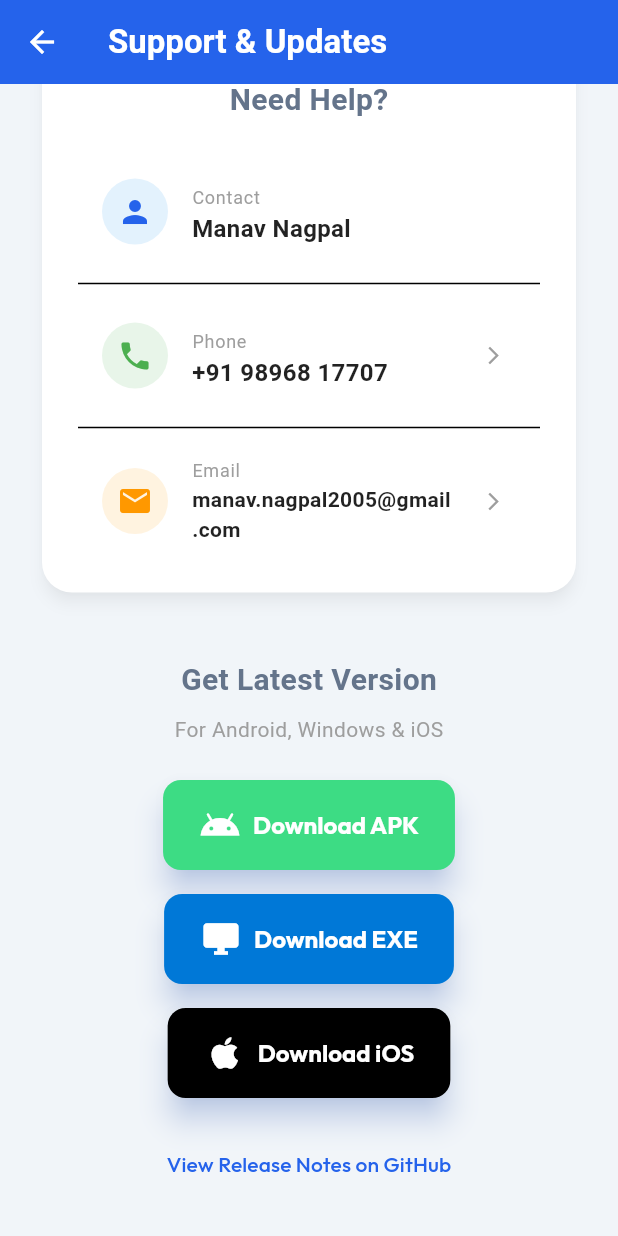
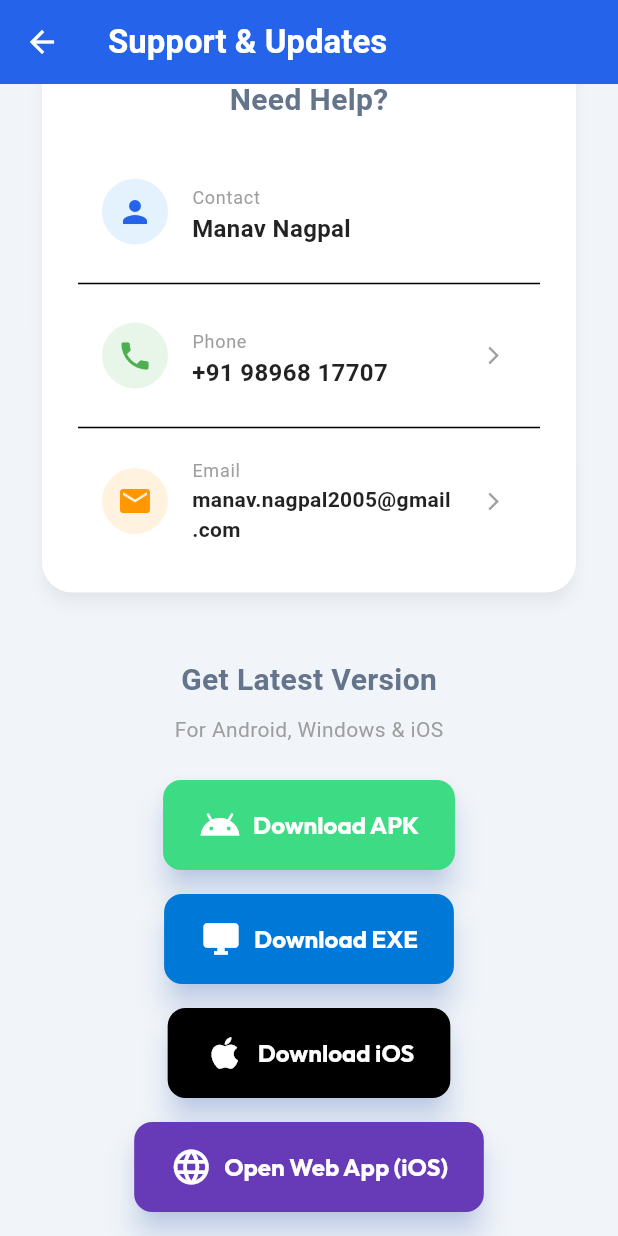
Before and after one commit to manavnagpal08/namkeen_manager, a Flutter app: the SupportScreen screen opened directly, scrolled down 330 dp, on a phone screen of 412 x 824 dp. Run offline on Flutter 3.47's test engine with Material 3 defaults, Android fonts, the phone set to English and light mode, and no system bars; our stand-ins replace cloud_firestore, firebase_core, fl_chart, google_fonts, image_picker, pdf and 3 more; missing offline and left inert: esc_pos_utils_plus, flutter_pos_printer_platform_image_3; accounts and stored records are empty.

Commit message:
feat: Add Web App support and link

```diff
--- a/lib/screens/support_screen.dart
+++ b/lib/screens/support_screen.dart
@@ -147,6 +147,12 @@ class SupportScreen extends StatelessWidget {
                   color: Colors.black,
                   onPressed: () => _launchUrl(iosDownloadUrl),
                 ),
+                _DownloadButton(
+                  icon: Icons.language,
+                  label: 'Open Web App (iOS)',
+                  color: Colors.deepPurple,
+                  onPressed: () => _launchUrl("https://sangambyfc.web.app"),
+                ),
               ],
             ),
 
--- a/pubspec.yaml
+++ b/pubspec.yaml
@@ -74,6 +74,11 @@ flutter_launcher_icons:
     generate: true
     image_path: "assets/images/logo.png"
     icon_size: 48
+  web:
+    generate: true
+    image_path: "assets/images/logo.png"
+    background_color: "#FFFFFF"
+    theme_color: "#D32F2F"
 
 # For information on the generic Dart part of this file, see the
 # following page: https://dart.dev/tools/pub/pubspec
```
Also changed, not shown: 6 other files.
